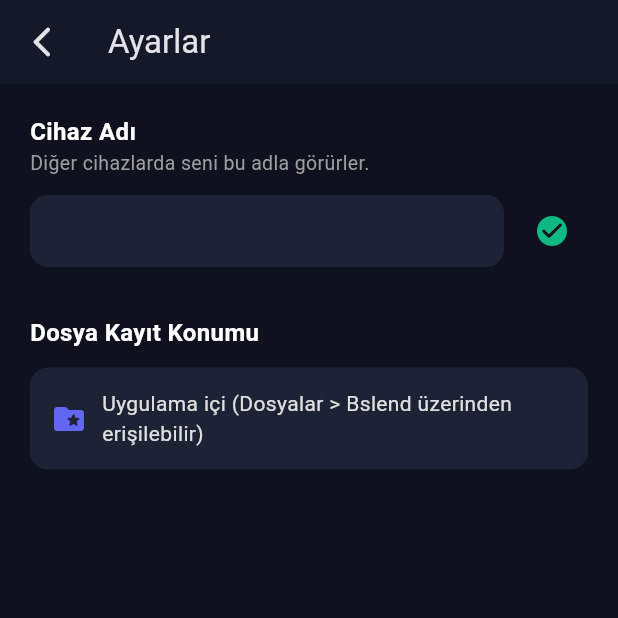
After one commit to ayazdoruck/bsltest, a Flutter app: the HomeScreen screen opened directly, after a tap on the "settings" icon, on a phone screen of 412 x 824 dp, the top half of it. The commit adds this screen. Run offline on Flutter 3.47's test engine with Material 3 defaults, Android fonts, the phone set to English and light mode, and no system bars; our stand-ins replace file_picker, shared_preferences; accounts and stored records are empty.

Commit message:
Ayarlar ekrani (cihaz adi + kayit konumu) ve uygulama logosu ekle
- Yeni Bslend logosu (Python/Pillow ile uretildi) flutter_launcher_icons
  araciyla iOS AppIcon ve Windows .ico olarak uygulandi; splash ekraninda
  da gorseli kullaniliyor.
- DeviceIdentityService.setName ile cihaz adi kalici olarak
  degistirilebiliyor; SettingsScreen'den kaydedilince servisler yeni
  isimle yeniden baslatiliyor (discovery/transfer yayinlarina yansisin diye).
- Yeni SettingsService, Windows'a ozel dosya kayit klasoru tercihini
  SharedPreferences'ta tutuyor; TransferServer bunu onceleyip yoksa
  Indirilenler'e duser. iOS tarafinda konum sabit (uygulama ici, Dosyalar
  uygulamasindan erisilebilir).
- HomeScreen app bar'ina Ayarlar butonu eklendi.

```diff
--- a/lib/screens/home_screen.dart
+++ b/lib/screens/home_screen.dart
@@ -13,6 +13,7 @@ import '../widgets/coded_by_widget.dart';
 import '../widgets/peer_list_tile.dart';
 import '../widgets/transfer_progress_tile.dart';
 import 'incoming_transfer_dialog.dart';
+import 'settings_screen.dart';
 
 class HomeScreen extends StatefulWidget {
   const HomeScreen({super.key});
@@ -101,6 +102,30 @@ class _HomeScreenState extends State<HomeScreen> {
     super.dispose();
   }
 
+  Future<void> _restartServices() async {
+    await _discovery?.stop();
+    await _transferServer?.stop();
+    _transferClient?.dispose();
+    setState(() {
+      _discovery = null;
+      _transferServer = null;
+      _transferClient = null;
+      _peers = [];
+      _tasks.clear();
+      _discoveryStatus = '';
+      _starting = true;
+      _startError = null;
+    });
+    await _startServices();
+  }
+
+  Future<void> _openSettings() async {
+    final changed = await Navigator.of(context).push<bool>(
+      MaterialPageRoute(builder: (_) => SettingsScreen(identity: _identity)),
+    );
+    if (changed == true) await _restartServices();
+  }
+
   Future<void> _pickAndSend(Peer peer) async {
     final result = await FilePicker.platform.pickFiles(allowMultiple: true);
     if (result == null) return;
@@ -126,6 +151,13 @@ class _HomeScreenState extends State<HomeScreen> {
           ],
         ),
         backgroundColor: const Color(0xFF151829),
+        actions: [
+          IconButton(
+            icon: const Icon(Icons.settings_rounded),
+            tooltip: 'Ayarlar',
+            onPressed: _openSettings,
+          ),
+        ],
       ),
       body: _starting
           ? const Center(child: CircularProgressIndicator())
--- /dev/null
+++ b/lib/screens/settings_screen.dart
@@ -0,0 +1,206 @@
+import 'dart:io';
+
+import 'package:file_picker/file_picker.dart';
+import 'package:flutter/material.dart';
+import 'package:path_provider/path_provider.dart';
+
+import '../services/device_identity_service.dart';
+import '../services/settings_service.dart';
+
+class SettingsScreen extends StatefulWidget {
+  final DeviceIdentityService identity;
+
+  const SettingsScreen({super.key, required this.identity});
+
+  @override
+  State<SettingsScreen> createState() => _SettingsScreenState();
+}
+
+class _SettingsScreenState extends State<SettingsScreen> {
+  final SettingsService _settings = SettingsService();
+  final TextEditingController _nameController = TextEditingController();
+
+  String? _saveDirectory;
+  bool _nameChanged = false;
+  bool _loading = true;
+
+  @override
+  void initState() {
+    super.initState();
+    _nameController.text = widget.identity.name;
+    _loadSaveDirectory();
+  }
+
+  Future<void> _loadSaveDirectory() async {
+    final custom = await _settings.getSaveDirectory();
+    setState(() {
+      _saveDirectory = custom;
+      _loading = false;
+    });
+  }
+
+  @override
+  void dispose() {
+    _nameController.dispose();
+    super.dispose();
+  }
+
+  Future<void> _saveName() async {
+    final newName = _nameController.text.trim();
+    if (newName.isEmpty || newName == widget.identity.name) return;
+    await widget.identity.setName(newName);
+    _nameChanged = true;
+    if (mounted) {
+      ScaffoldMessenger.of(context).showSnackBar(
+        const SnackBar(
+          content: Text('Cihaz adı güncellendi.'),
+          backgroundColor: Color(0xFF10B981),
+        ),
+      );
+    }
+  }
+
+  Future<void> _pickSaveDirectory() async {
+    final path = await FilePicker.platform.getDirectoryPath();
+    if (path == null) return;
+    await _settings.setSaveDirectory(path);
+    setState(() => _saveDirectory = path);
+  }
+
+  Future<void> _resetSaveDirectory() async {
+    await _settings.setSaveDirectory(null);
+    setState(() => _saveDirectory = null);
+  }
+
+  @override
+  Widget build(BuildContext context) {
+    return PopScope(
+      onPopInvokedWithResult: (didPop, _) {},
+      child: Scaffold(
+        appBar: AppBar(
+          title: const Text('Ayarlar'),
+          backgroundColor: const Color(0xFF151829),
+          leading: IconButton(
+            icon: const Icon(Icons.arrow_back_ios_new_rounded),
+            onPressed: () => Navigator.of(context).pop(_nameChanged),
+          ),
+        ),
+        body: _loading
+            ? const Center(child: CircularProgressIndicator())
+            : ListView(
+                padding: const EdgeInsets.all(20),
+                children: [
+                  _sectionTitle('Cihaz Adı'),
+                  Text(
+                    'Diğer cihazlarda seni bu adla görürler.',
+                    style: TextStyle(color: Colors.grey[500], fontSize: 13),
+                  ),
+                  const SizedBox(height: 12),
+                  Row(
+                    children: [
+                      Expanded(
+                        child: TextField(
+                          controller: _nameController,
+                          style: const TextStyle(color: Colors.white),
+                          decoration: InputDecoration(
+                            filled: true,
+                            fillColor: const Color(0xFF1E2235),
+                            contentPadding: const EdgeInsets.symmetric(
+                                horizontal: 16, vertical: 12),
+                            border: OutlineInputBorder(
+                              borderRadius: BorderRadius.circular(12),
+                              borderSide: BorderSide.none,
+                            ),
+                          ),
+                          onSubmitted: (_) => _saveName(),
+                        ),
+                      ),
+                      const SizedBox(width: 8),
+                      IconButton(
+                        icon: const Icon(Icons.check_circle_rounded,
+                            color: Color(0xFF10B981)),
+                        onPressed: _saveName,
+                        tooltip: 'Kaydet',
+                      ),
+                    ],
+                  ),
+                  const SizedBox(height: 32),
+                  _sectionTitle('Dosya Kayıt Konumu'),
+                  const SizedBox(height: 12),
+                  if (Platform.isWindows) ...[
+                    Container(
+                      padding: const EdgeInsets.all(14),
+                      decoration: BoxDecoration(
+                        color: const Color(0xFF1E2235),
+                        borderRadius: BorderRadius.circular(12),
+                      ),
+                      child: Row(
+                        children: [
+                          const Icon(Icons.folder_rounded,
+                              color: Color(0xFF6366F1)),
+                          const SizedBox(width: 10),
+                          Expanded(
+                            child: Text(
+                              _saveDirectory ?? 'Varsayılan (İndirilenler)',
+                              style: const TextStyle(color: Colors.white),
+                              overflow: TextOverflow.ellipsis,
+                            ),
+                          ),
+                        ],
+                      ),
+                    ),
+                    const SizedBox(height: 12),
+                    Row(
+                      children: [
+                        Expanded(
+                          child: OutlinedButton.icon(
+                            onPressed: _pickSaveDirectory,
+                            icon: const Icon(Icons.drive_folder_upload_rounded),
+                            label: const Text('Klasör Seç'),
+                          ),
+                        ),
+                        if (_saveDirectory != null) ...[
+                          const SizedBox(width: 8),
+                          TextButton(
+                            onPressed: _resetSaveDirectory,
+                            child: const Text('Varsayılana Dön'),
+                          ),
+                        ],
+                      ],
+                    ),
+                  ] else
+                    FutureBuilder<Directory>(
+                      future: getApplicationDocumentsDirectory(),
+                      builder: (context, snapshot) => Container(
+                        padding: const EdgeInsets.all(14),
+                        decoration: BoxDecoration(
+                          color: const Color(0xFF1E2235),
+                          borderRadius: BorderRadius.circular(12),
+                        ),
+                        child: Row(
+                          children: [
+                            const Icon(Icons.folder_special_rounded,
+                                color: Color(0xFF6366F1)),
+                            const SizedBox(width: 10),
+                            Expanded(
+                              child: Text(
+                                'Uygulama içi (Dosyalar > Bslend üzerinden erişilebilir)',
+                                style: TextStyle(color: Colors.grey[300]),
+                              ),
+                            ),
+                          ],
+                        ),
+                      ),
+                    ),
+                ],
+              ),
+      ),
+    );
+  }
+
+  Widget _sectionTitle(String text) => Text(
+        text,
+        style: const TextStyle(
+            color: Colors.white, fontSize: 16, fontWeight: FontWeight.bold),
+      );
+}
--- /dev/null
+++ b/lib/services/settings_service.dart
@@ -0,0 +1,21 @@
+import 'package:shared_preferences/shared_preferences.dart';
+
+// Kullanicinin secebilecegi uygulama ayarlarini kalici tutar (su an icin
+// sadece ozel dosya kayit konumu - Windows'a ozel, iOS sabit kalir).
+class SettingsService {
+  static const _saveDirectoryKey = 'save_directory';
+
+  Future<String?> getSaveDirectory() async {
+    final prefs = await SharedPreferences.getInstance();
+    return prefs.getString(_saveDirectoryKey);
+  }
+
+  Future<void> setSaveDirectory(String? path) async {
+    final prefs = await SharedPreferences.getInstance();
+    if (path == null || path.isEmpty) {
+      await prefs.remove(_saveDirectoryKey);
+    } else {
+      await prefs.setString(_saveDirectoryKey, path);
+    }
+  }
+}
--- a/lib/services/transfer_server.dart
+++ b/lib/services/transfer_server.dart
@@ -7,6 +7,7 @@ import 'package:path_provider/path_provider.dart';
 import '../models/peer.dart';
 import '../models/transfer_task.dart';
 import '../utils/constants.dart';
+import 'settings_service.dart';
 
 // Gelen dosya transferlerini kabul eden HTTP sunucusu.
 // İki aşamalı akış:
@@ -16,6 +17,7 @@ class TransferServer {
   final String myId;
   final String myName;
   final String myPlatform;
+  final SettingsService _settings = SettingsService();
 
   HttpServer? _server;
 
@@ -170,6 +172,10 @@ class TransferServer {
 
   Future<Directory> _resolveSaveDirectory() async {
     if (Platform.isWindows) {
+      final customPath = await _settings.getSaveDirectory();
+      if (customPath != null && await Directory(customPath).exists()) {
+        return Directory(customPath);
+      }
       final downloads = await getDownloadsDirectory();
       if (downloads != null) return downloads;
     }
```
Also changed, not shown: lib/screens/splash_screen.dart (+7 -6 lines), lib/services/device_identity_service.dart (+8 -0 lines), pubspec.yaml (+10 -3 lines), assets/icon/bslend_icon.png (added), pubspec.lock, 24 other files.
